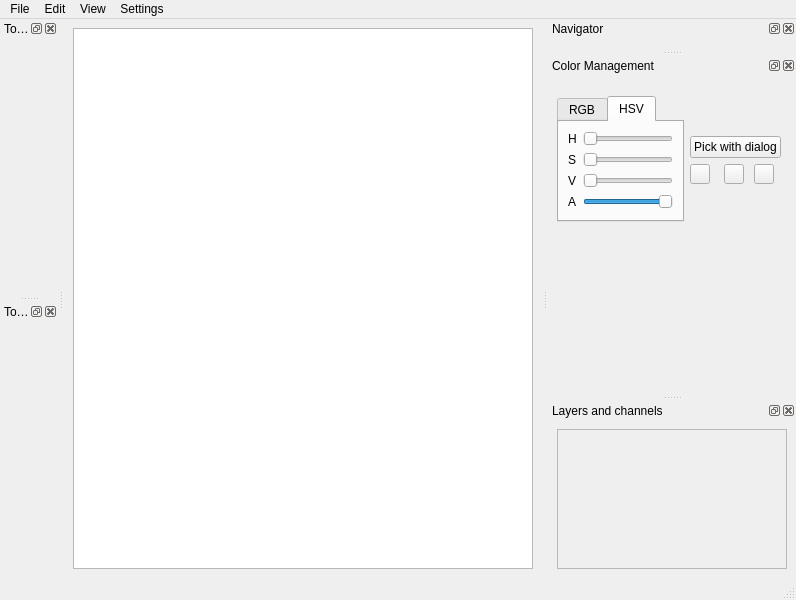
Farm-Art/PyCasso, file layout.ui: the form before one commit.
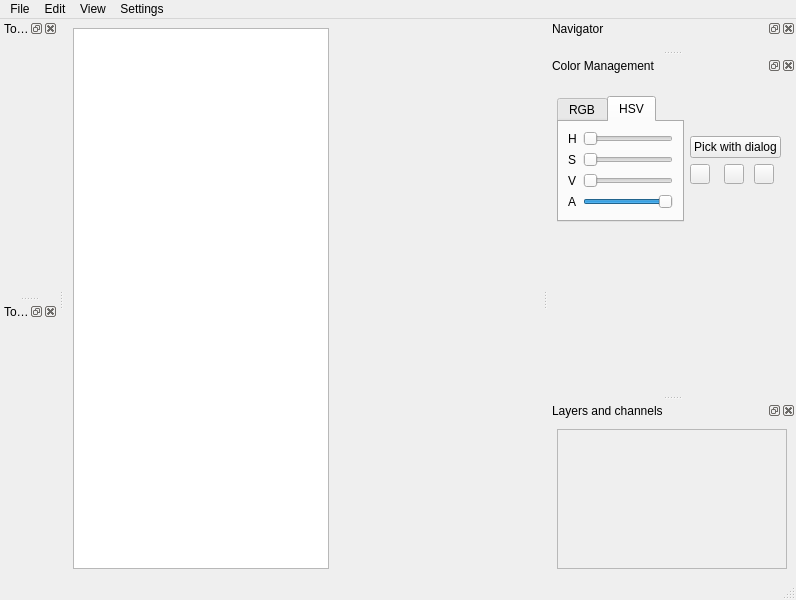
The form after the commit.

Commit message: implement thickness control

Diff of the .ui file:
```diff
--- a/layout.ui
+++ b/layout.ui
@@ -20,8 +20,8 @@
    <bool>true</bool>
   </property>
   <widget class="QWidget" name="centralwidget">
-   <layout class="QHBoxLayout" name="horizontalLayout_2">
-    <item>
+   <layout class="QFormLayout" name="formLayout_3">
+    <item row="0" column="0">
      <widget class="QGraphicsView" name="graphicsView"/>
     </item>
    </layout>
```
Left out of the diff: 8 changed lines with no effect on the pictures. The commit also changes 2 other files.
